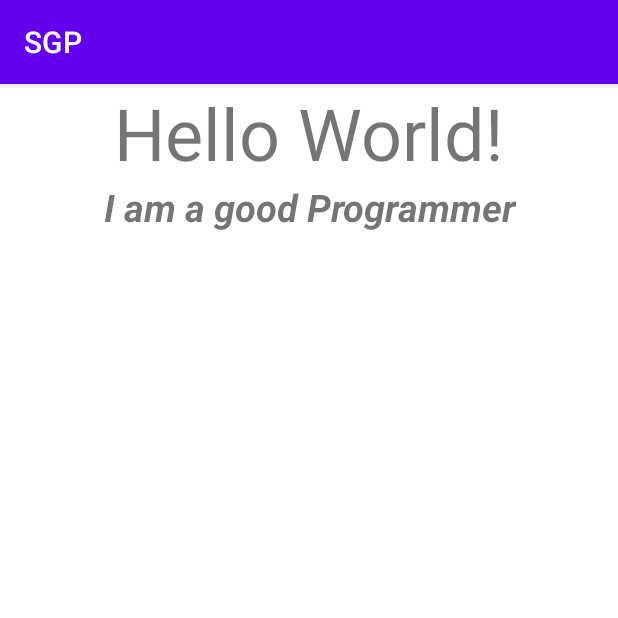
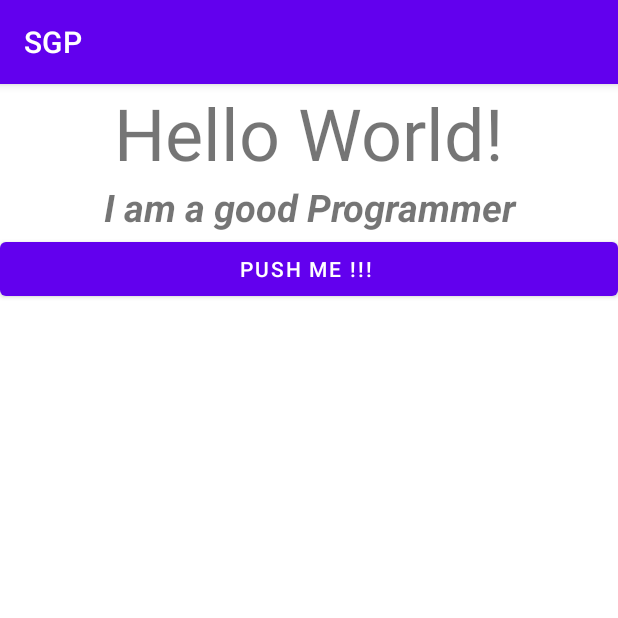
Before and after one commit to Seulkyu42/Smartphone_game_programing, an Android app: the screen it shows after launch (MainActivity), on a phone screen of 412 x 824 dp, the top half of it. Run offline under Robolectric (Android 15) with nearby library versions, the phone set to English and light mode, and no system bars.

Commit message:
Create Button
Push me !!!

```diff
--- a/SGP/app/src/main/res/layout/activity_main.xml
+++ b/SGP/app/src/main/res/layout/activity_main.xml
@@ -25,4 +25,10 @@
         android:textStyle="bold|italic"
         android:gravity="center"/>
 
+    <Button
+        android:id="@+id/button"
+        android:layout_width="match_parent"
+        android:layout_height="wrap_content"
+        android:text="Push me !!! " />
+
 </LinearLayout>
```
